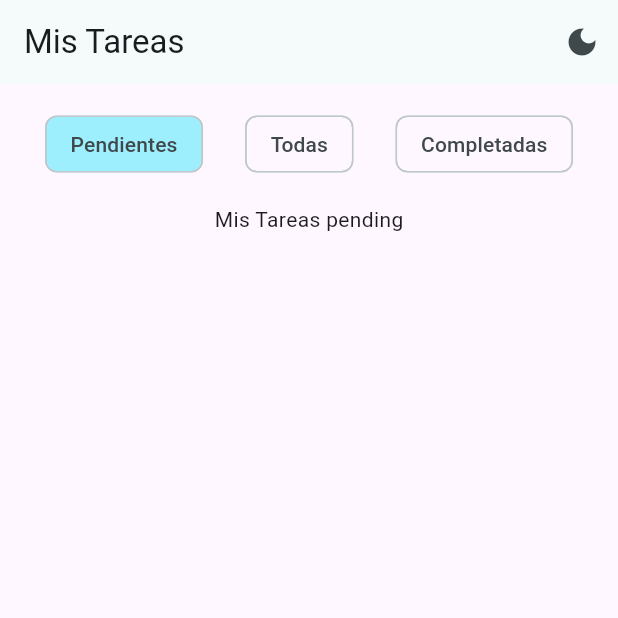
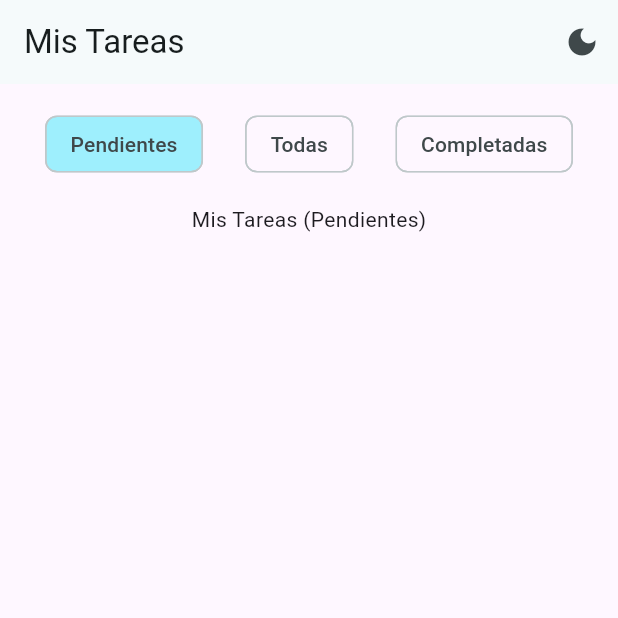
Before and after one commit to BSolPercyTomicha/todo_app, a Flutter app: the screen it shows after launch, on a phone screen of 412 x 824 dp, the top half of it. Run offline on Flutter 3.47's test engine with Material 3 defaults, Android fonts, the phone set to English and light mode, and no system bars; our stand-ins replace flutter_bloc.

```diff
--- a/lib/features/task/presentation/pages/tasks.page.dart
+++ b/lib/features/task/presentation/pages/tasks.page.dart
@@ -1,5 +1,5 @@
 import 'package:flutter/material.dart';
-import '../widget/task_filter_chips.widget.dart';
+import '../widgets/task_filter_chips.widget.dart';
 
 enum TaskFilter {
   pending('Pendientes'),
@@ -35,7 +35,7 @@ class _TasksPageState extends State<TasksPage> {
           selected: _filter,
           onChanged: _onFilterChanged,
         ),
-        Center(child: Text('Mis Tareas ${_filter.name}')),
+        Center(child: Text('Mis Tareas (${_filter.label})')),
       ],
     );
   }
```
Also changed, not shown: lib/features/task/presentation/widgets/task_filter_chips.widget.dart (renamed from lib/features/task/presentation/widget/task_filter_chips.widget.dart), 1 other file.
